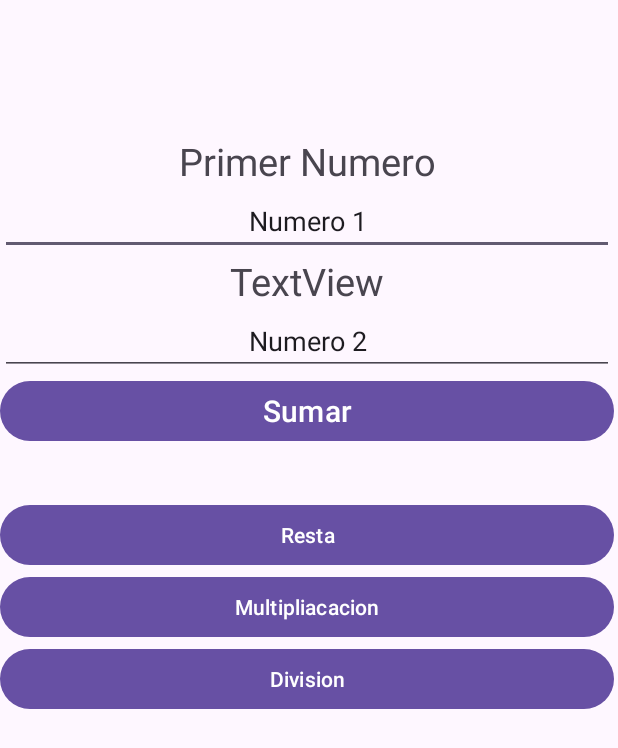
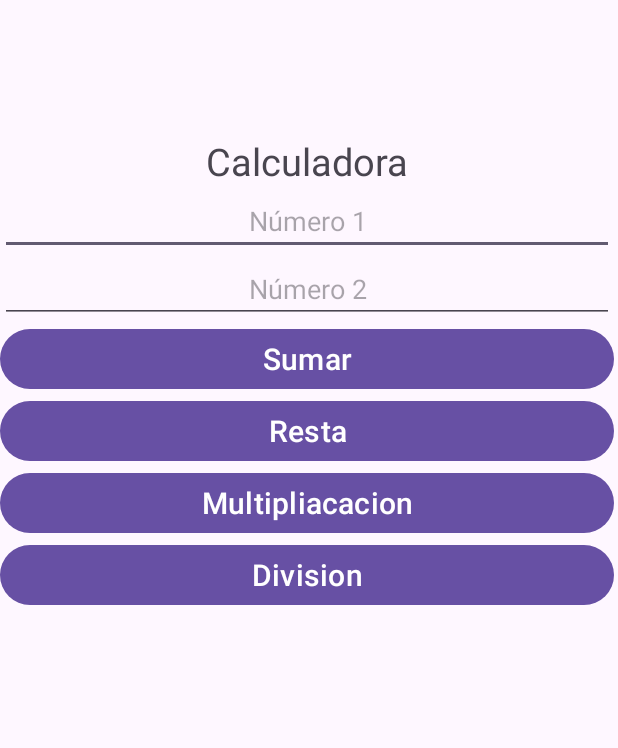
Before and after one commit to Ramiro4903/Practica1.1, an Android app: the calculadora screen opened directly, with no data from a screen before it, on a phone screen of 412 x 824 dp. Shown: the top 748 px of the screen. Run offline under Robolectric (Android 15) with nearby library versions, the phone set to English and light mode, and no system bars.

Commit message:
Se agrego la resta, y falta hacer switch y verificaciones

```diff
--- a/app/src/main/java/com/example/practica1/calculadora.java
+++ b/app/src/main/java/com/example/practica1/calculadora.java
@@ -1,16 +1,18 @@
 package com.example.practica1;
 
+import android.content.Intent;
 import android.os.Bundle;
 import android.view.View;
 import android.widget.Button;
 import android.widget.EditText;
 import android.widget.TextView;
+import android.widget.Toast;
 
 import androidx.appcompat.app.AppCompatActivity;
 
 public class calculadora  extends AppCompatActivity implements View.OnClickListener{
 
-    private Button b;
+    private Button b,b1,b2,b3;
 
     private TextView t;
 
@@ -22,16 +24,22 @@ public class calculadora  extends AppCompatActivity implements View.OnClickListe
         setContentView(R.layout.activity_calculadora);
 
         b = (Button) findViewById(R.id.button6);
+        b1 = (Button) findViewById(R.id.button7);
+        b2 = (Button) findViewById(R.id.button8);
+        b3 = (Button) findViewById(R.id.button9);
         t = (TextView) findViewById(R.id.textView9);
         e = (EditText) findViewById(R.id.editTextText5);
         e2 = (EditText) findViewById(R.id.editTextText6);
 
         b.setOnClickListener(this);
+        b1.setOnClickListener(this);
+        b3.setOnClickListener(this);
 
     }
 
     @Override
     public void onClick(View view) {
+        if(view.getId() == R.id.button6){
             String numero = e.getText().toString();
             String numero2 = e2.getText().toString();
 
@@ -41,4 +49,20 @@ public class calculadora  extends AppCompatActivity implements View.OnClickListe
 
             t.setText("Resultado = "+(n1 + n2));
         }
+        //Modificar else if por un switch para que funcionen todos los botones
+        //Y no dividir entre 0
+        //Y en la division parse float
+        else if(view.getId() == R.id.button7){
+            String numero = e.getText().toString();
+            String numero2 = e2.getText().toString();
+
+            //lo convertimos a un entero usando parseInt
+            int n1 = Integer.parseInt(numero);
+            float n2 = Float.parseFloat(numero2);
+
+            t.setText("Resultado = "+(n1 - n2));
         }
+
+    }
+
+}
--- a/app/src/main/res/layout/activity_calculadora.xml
+++ b/app/src/main/res/layout/activity_calculadora.xml
@@ -13,11 +13,11 @@
 
         <TextView
             android:id="@+id/textView7"
-            android:layout_marginTop="90dp"
             android:layout_width="match_parent"
             android:layout_height="wrap_content"
+            android:layout_marginTop="90dp"
             android:gravity="center"
-            android:text="Primer Numero"
+            android:text="Calculadora"
             android:textSize="25dp" />
 
         <EditText
@@ -26,16 +26,8 @@
             android:layout_height="wrap_content"
             android:ems="10"
             android:gravity="center"
-            android:inputType="text"
-            android:text="Numero 1" />
-
-        <TextView
-            android:id="@+id/textView8"
-            android:layout_width="match_parent"
-            android:layout_height="wrap_content"
-            android:gravity="center"
-            android:text="TextView"
-            android:textSize="25dp" />
+            android:hint="Número 1"
+            android:inputType="text" />
 
         <EditText
             android:id="@+id/editTextText6"
@@ -43,8 +35,8 @@
             android:layout_height="wrap_content"
             android:ems="10"
             android:gravity="center"
-            android:inputType="text"
-            android:text="Numero 2" />
+            android:hint="Número 2"
+            android:inputType="text" />
 
         <Button
             android:id="@+id/button6"
@@ -53,28 +45,32 @@
             android:text="Sumar"
             android:textSize="20dp" />
 
-        <TextView
-            android:id="@+id/textView9"
-            android:layout_width="match_parent"
-            android:layout_height="wrap_content"
-            android:textSize="25dp" />
-
         <Button
             android:id="@+id/button7"
             android:layout_width="match_parent"
             android:layout_height="wrap_content"
-            android:text="Resta" />
+            android:text="Resta"
+            android:textSize="20dp" />
 
         <Button
             android:id="@+id/button8"
             android:layout_width="match_parent"
             android:layout_height="wrap_content"
-            android:text="Multipliacacion" />
+            android:text="Multipliacacion"
+            android:textSize="20dp" />
 
         <Button
             android:id="@+id/button9"
             android:layout_width="match_parent"
             android:layout_height="wrap_content"
-            android:text="Division" />
+            android:text="Division"
+            android:textSize="20dp" />
+
+        <TextView
+            android:id="@+id/textView9"
+            android:layout_width="match_parent"
+            android:layout_height="wrap_content"
+            android:gravity="center_horizontal"
+            android:textSize="30dp" />
     </LinearLayout>
 </androidx.constraintlayout.widget.ConstraintLayout>
```
Lines whose indentation alone changed are shown as unchanged.
